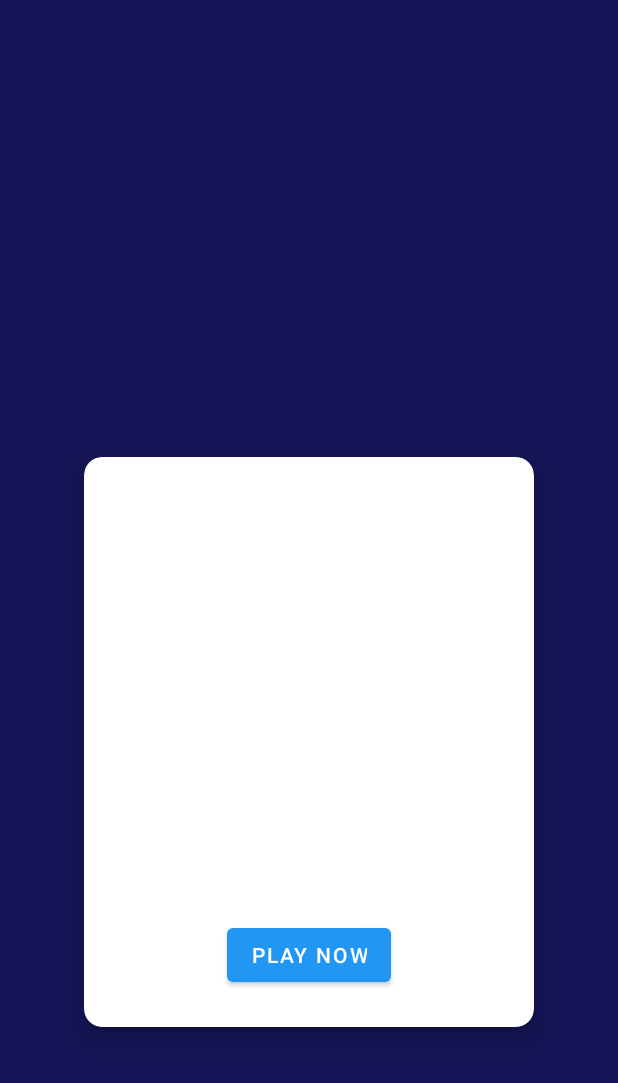
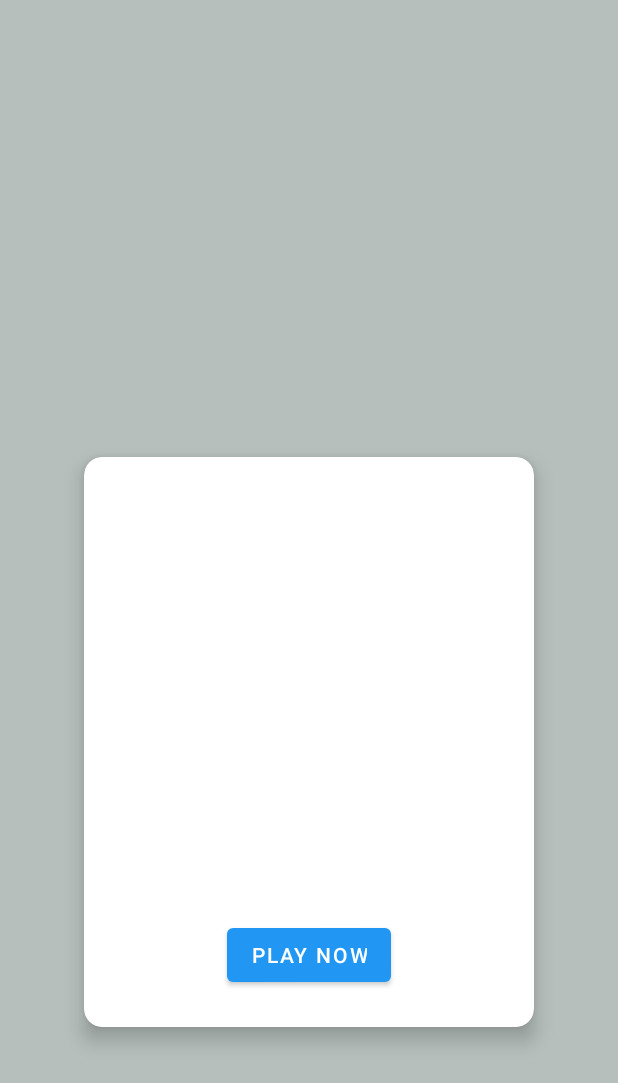
Before and after one commit to phanhung98/Flashcard_Game, an Android app: the GameDetailActivity screen opened directly, with no data from a screen before it, on a phone screen of 412 x 824 dp. Shown: the top 1083 px of the screen. Run offline under Robolectric (Android 15) with nearby library versions, the phone set to English and light mode, and no system bars; our stand-ins replace RxJava; network calls fail; pictures from the network do not load.

Commit message:
Update GameDetailActivity

```diff
--- a/app/src/main/java/com/ccvn/flashcard_game/retrofit/APIUtils.java
+++ b/app/src/main/java/com/ccvn/flashcard_game/retrofit/APIUtils.java
@@ -3,9 +3,8 @@ package com.ccvn.flashcard_game.retrofit;
 public class APIUtils {
 
 
-//        public static final String BASE_URL = "http://192.168.1.70:8000/api/";
-        public static final String BASE_URL = "https://raw.githubusercontent.com/phanhung98/FakeApi/master/";
-        public static final String URL_GAME_LIST = "games";
+        public static final String BASE_URL = "http://192.168.1.70:8000/api/";
+        public static final String URL_GAME_LIST = "games/";
         public static final String URL_FLASHCARD = "flashcards/";
         public static final String URL_SCORE = "game/";
         public static final String URL_HIGHSCORE = "highscore";
--- a/app/src/main/java/com/ccvn/flashcard_game/views/GameDetailActivity.java
+++ b/app/src/main/java/com/ccvn/flashcard_game/views/GameDetailActivity.java
@@ -63,7 +63,7 @@ public class GameDetailActivity extends AppCompatActivity {
 
         Intent intent = getIntent();
         id = intent.getIntExtra(ListGameFragment.GAME_ID, 0);
-        mGameDetailViewModel.getGameDetail(String.valueOf(id));
+        mGameDetailViewModel.getGameDetail(APIUtils.URL_GAME_LIST + id);
     }
     private void showGameDetail() {
 
--- a/app/src/main/res/layout/activity_game_detail.xml
+++ b/app/src/main/res/layout/activity_game_detail.xml
@@ -1,10 +1,11 @@
 <?xml version="1.0" encoding="utf-8"?>
-<androidx.constraintlayout.widget.ConstraintLayout xmlns:android="http://schemas.android.com/apk/res/android"
+<androidx.constraintlayout.widget.ConstraintLayout
+    xmlns:android="http://schemas.android.com/apk/res/android"
     xmlns:app="http://schemas.android.com/apk/res-auto"
     xmlns:tools="http://schemas.android.com/tools"
     android:layout_width="match_parent"
     android:layout_height="match_parent"
-    android:background="#151557"
+    android:background="#B6BFBC"
     tools:context="com.ccvn.flashcard_game.views.GameDetailActivity">
 
     <ImageView
```
Also changed, not shown: app/src/main/java/com/ccvn/flashcard_game/views/GamePlayActivity.java (+13 -73 lines), app/src/main/res/anim/slide_down.xml (added, +12 -0 lines).
